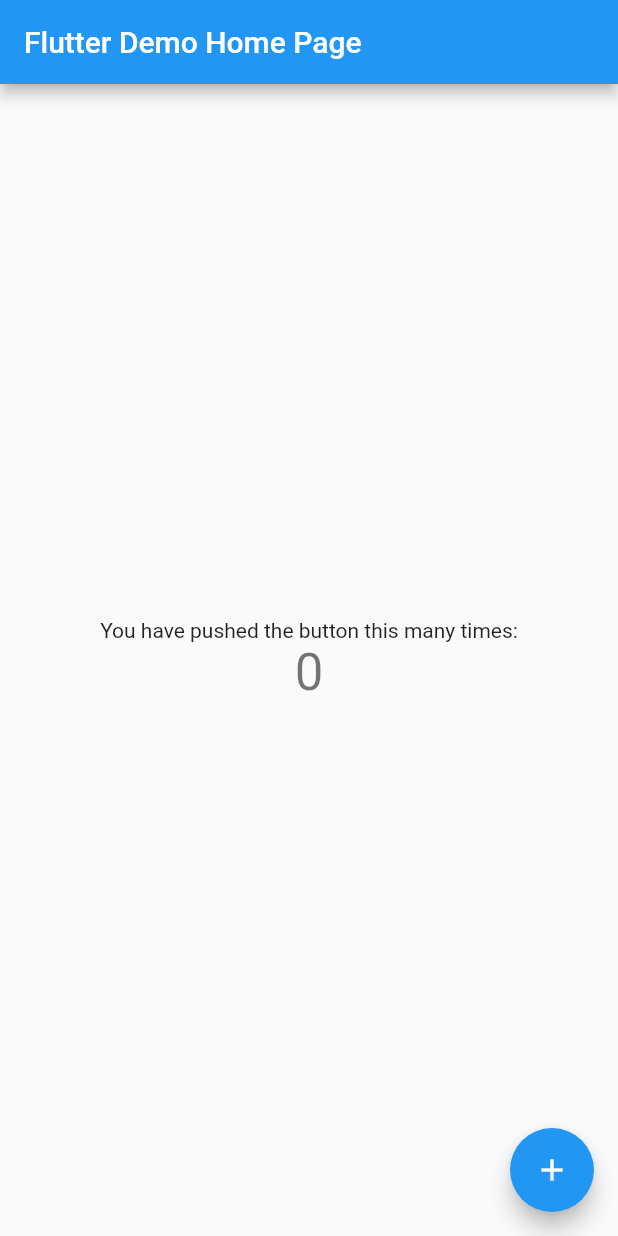
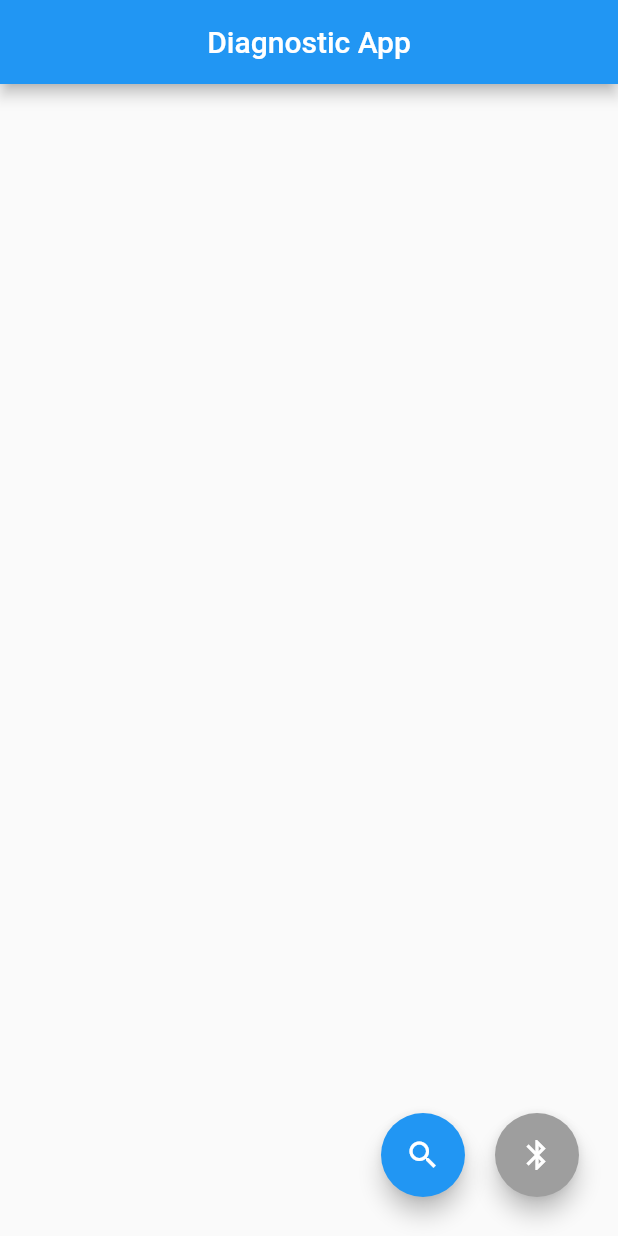
Before and after one commit to neelLogan19/project_ble, a Flutter app: the screen it shows after launch, on a phone screen of 412 x 824 dp. Run offline on Flutter 3.47's test engine with Material 2 defaults, Android fonts, the light colour scheme and no system bars; missing offline and left inert: flutter_reactive_ble.

Commit message:
inital home page

```diff
--- a/lib/main.dart
+++ b/lib/main.dart
@@ -1,115 +1,53 @@
 import 'package:flutter/material.dart';
+import 'package:flutter_reactive_ble/flutter_reactive_ble.dart';
 
 void main() {
-  runApp(const MyApp());
+  return runApp(
+    const MaterialApp(home: HomePage()),
+  );
 }
 
-class MyApp extends StatelessWidget {
-  const MyApp({Key? key}) : super(key: key);
+class HomePage extends StatefulWidget {
+  const HomePage({Key? key}) : super(key: key);
 
-  // This widget is the root of your application.
+  @override
+  _HomePageState createState() => _HomePageState();
+}
+
+class _HomePageState extends State<HomePage> {
   @override
   Widget build(BuildContext context) {
-    return MaterialApp(
-      title: 'Flutter Demo',
-      theme: ThemeData(
-        // This is the theme of your application.
-        //
-        // Try running your application with "flutter run". You'll see the
-        // application has a blue toolbar. Then, without quitting the app, try
-        // changing the primarySwatch below to Colors.green and then invoke
-        // "hot reload" (press "r" in the console where you ran "flutter run",
-        // or simply save your changes to "hot reload" in a Flutter IDE).
-        // Notice that the counter didn't reset back to zero; the application
-        // is not restarted.
-        primarySwatch: Colors.blue,
+    return Scaffold(
+      appBar: AppBar(
+        centerTitle: true,
+        title: const Text(
+          "Diagnostic App",
+          style: TextStyle(
+            color: Colors.white,
+          ),
+        ),
       ),
-      home: const MyHomePage(title: 'Flutter Demo Home Page'),
+      body: Container(),
+      floatingActionButton: Wrap(
+        direction: Axis.horizontal,
+        children: [
+          Container(
+            margin: EdgeInsets.all(10),
+            child: FloatingActionButton(
+              child: Icon(Icons.search),
+              onPressed: () {},
+            ),
+          ),
+          Container(
+            margin: EdgeInsets.all(10),
+            child: FloatingActionButton(
+              child: Icon(Icons.bluetooth),
+              onPressed: () {},
+              backgroundColor: Colors.grey,
+            ),
+          ),
+        ],
+      ),
     );
   }
 }
-
-class MyHomePage extends StatefulWidget {
-  const MyHomePage({Key? key, required this.title}) : super(key: key);
-
-  // This widget is the home page of your application. It is stateful, meaning
-  // that it has a State object (defined below) that contains fields that affect
-  // how it looks.
-
-  // This class is the configuration for the state. It holds the values (in this
-  // case the title) provided by the parent (in this case the App widget) and
-  // used by the build method of the State. Fields in a Widget subclass are
-  // always marked "final".
-
-  final String title;
-
-  @override
-  State<MyHomePage> createState() => _MyHomePageState();
-}
-
-class _MyHomePageState extends State<MyHomePage> {
-  int _counter = 0;
-
-  void _incrementCounter() {
-    setState(() {
-      // This call to setState tells the Flutter framework that something has
-      // changed in this State, which causes it to rerun the build method below
-      // so that the display can reflect the updated values. If we changed
-      // _counter without calling setState(), then the build method would not be
-      // called again, and so nothing would appear to happen.
-      _counter++;
-    });
-  }
-
-  @override
-  Widget build(BuildContext context) {
-    // This method is rerun every time setState is called, for instance as done
-    // by the _incrementCounter method above.
-    //
-    // The Flutter framework has been optimized to make rerunning build methods
-    // fast, so that you can just rebuild anything that needs updating rather
-    // than having to individually change instances of widgets.
-    return Scaffold(
-      appBar: AppBar(
-        // Here we take the value from the MyHomePage object that was created by
-        // the App.build method, and use it to set our appbar title.
-        title: Text(widget.title),
-      ),
-      body: Center(
-        // Center is a layout widget. It takes a single child and positions it
-        // in the middle of the parent.
-        child: Column(
-          // Column is also a layout widget. It takes a list of children and
-          // arranges them vertically. By default, it sizes itself to fit its
-          // children horizontally, and tries to be as tall as its parent.
-          //
-          // Invoke "debug painting" (press "p" in the console, choose the
-          // "Toggle Debug Paint" action from the Flutter Inspector in Android
-          // Studio, or the "Toggle Debug Paint" command in Visual Studio Code)
-          // to see the wireframe for each widget.
-          //
-          // Column has various properties to control how it sizes itself and
-          // how it positions its children. Here we use mainAxisAlignment to
-          // center the children vertically; the main axis here is the vertical
-          // axis because Columns are vertical (the cross axis would be
-          // horizontal).
-          mainAxisAlignment: MainAxisAlignment.center,
-          children: <Widget>[
-            const Text(
-              'You have pushed the button this many times:',
-            ),
-            Text(
-              '$_counter',
-              style: Theme.of(context).textTheme.headline4,
-            ),
-          ],
-        ),
-      ),
-      floatingActionButton: FloatingActionButton(
-        onPressed: _incrementCounter,
-        tooltip: 'Increment',
-        child: const Icon(Icons.add),
-      ), // This trailing comma makes auto-formatting nicer for build methods.
-    );
-  }
-}
--- a/pubspec.yaml
+++ b/pubspec.yaml
@@ -34,6 +34,8 @@
   # The following adds the Cupertino Icons font to your application.
   # Use with the CupertinoIcons class for iOS style icons.
   cupertino_icons: ^1.0.2
+  flutter_reactive_ble: ^5.0.2
+  location_permissions: ^4.0.0
 
 dev_dependencies:
   flutter_test:
```
Also changed, not shown: pubspec.lock, 1 other file.
